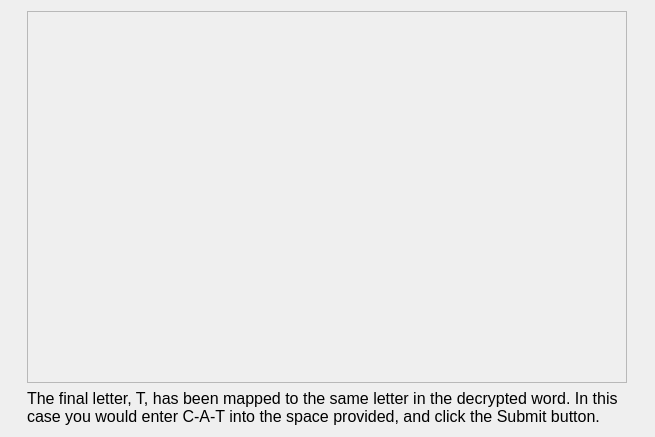
Old version of the form MarketSimulation/instructionscreen7.ui in the repository dwattttt/marketsim.
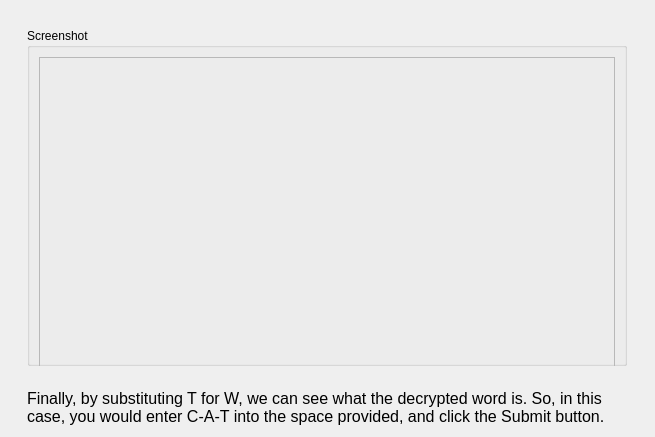
New version of the form.

Commit message: Added market screenshot, clearly delineated all screenshots.

```diff
--- a/MarketSimulation/instructionscreen7.ui
+++ b/MarketSimulation/instructionscreen7.ui
@@ -30,28 +30,69 @@
    <item>
     <layout class="QVBoxLayout" name="verticalLayout">
      <item>
-      <widget class="QFrame" name="frame">
-       <property name="sizePolicy">
-        <sizepolicy hsizetype="Preferred" vsizetype="Expanding">
-         <horstretch>0</horstretch>
-         <verstretch>0</verstretch>
-        </sizepolicy>
+      <spacer name="verticalSpacer">
+       <property name="orientation">
+        <enum>Qt::Vertical</enum>
        </property>
+       <property name="sizeHint" stdset="0">
+        <size>
+         <width>20</width>
+         <height>40</height>
+        </size>
+       </property>
+      </spacer>
+     </item>
+     <item>
+      <widget class="QGroupBox" name="groupBox">
        <property name="minimumSize">
         <size>
          <width>0</width>
-         <height>30</height>
+         <height>100</height>
         </size>
        </property>
-       <property name="frameShape">
-        <enum>QFrame::StyledPanel</enum>
+       <property name="title">
+        <string>Screenshot</string>
        </property>
-       <property name="frameShadow">
-        <enum>QFrame::Raised</enum>
-       </property>
-       <layout class="QHBoxLayout" name="horizontalLayout_2"/>
+       <layout class="QVBoxLayout" name="verticalLayout_2">
+        <item>
+         <widget class="QFrame" name="frame">
+          <property name="sizePolicy">
+           <sizepolicy hsizetype="Preferred" vsizetype="Preferred">
+            <horstretch>0</horstretch>
+            <verstretch>0</verstretch>
+           </sizepolicy>
+          </property>
+          <property name="minimumSize">
+           <size>
+            <width>550</width>
+            <height>320</height>
+           </size>
+          </property>
+          <property name="frameShape">
+           <enum>QFrame::StyledPanel</enum>
+          </property>
+          <property name="frameShadow">
+           <enum>QFrame::Raised</enum>
+          </property>
+          <layout class="QHBoxLayout" name="horizontalLayout_2"/>
+         </widget>
+        </item>
+       </layout>
       </widget>
      </item>
+     <item>
+      <spacer name="verticalSpacer_2">
+       <property name="orientation">
+        <enum>Qt::Vertical</enum>
+       </property>
+       <property name="sizeHint" stdset="0">
+        <size>
+         <width>20</width>
+         <height>40</height>
+        </size>
+       </property>
+      </spacer>
+     </item>
      <item>
       <widget class="QLabel" name="label">
        <property name="sizePolicy">
@@ -72,7 +113,7 @@
         </font>
        </property>
        <property name="text">
-        <string>&lt;html&gt;&lt;head/&gt;&lt;body&gt;&lt;p&gt;The final letter, T, has been mapped to the same letter in the decrypted word. In this case you would enter C-A-T into the space provided, and click the Submit button.&lt;/p&gt;&lt;/body&gt;&lt;/html&gt;</string>
+        <string>&lt;html&gt;&lt;head/&gt;&lt;body&gt;&lt;p&gt;Finally, by substituting T for W, we can see what the decrypted word is. So, in this case, you would enter C-A-T into the space provided, and click the Submit button.&lt;/p&gt;&lt;/body&gt;&lt;/html&gt;</string>
        </property>
        <property name="wordWrap">
         <bool>true</bool>
```
The commit also changes 8 other files.
